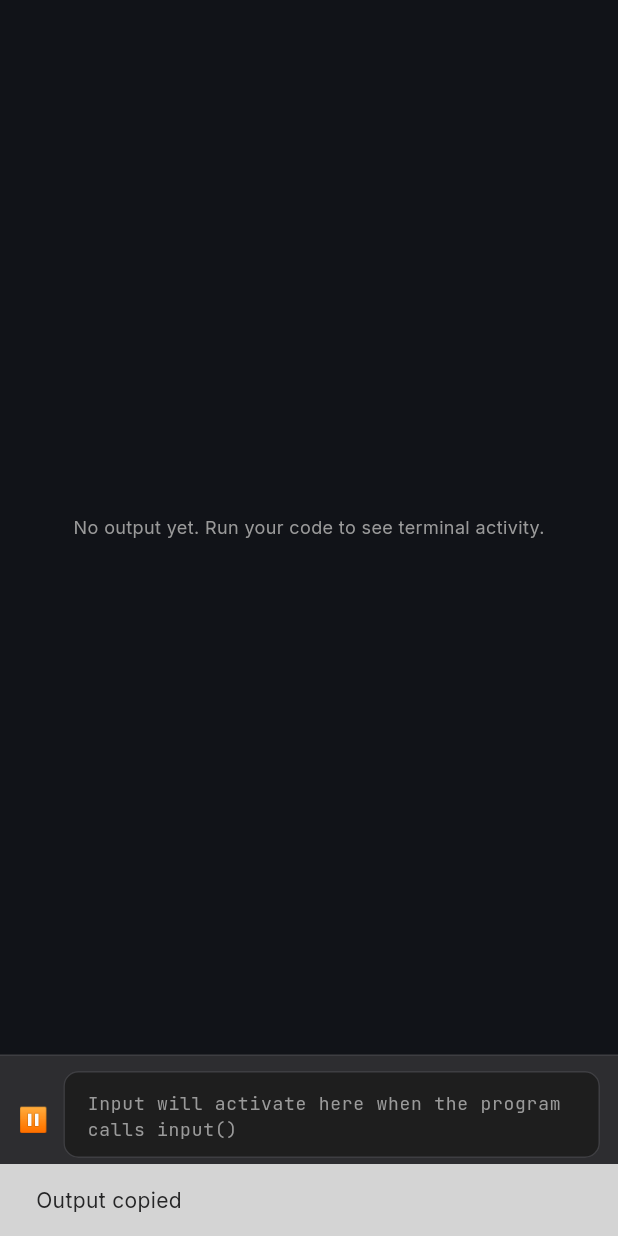
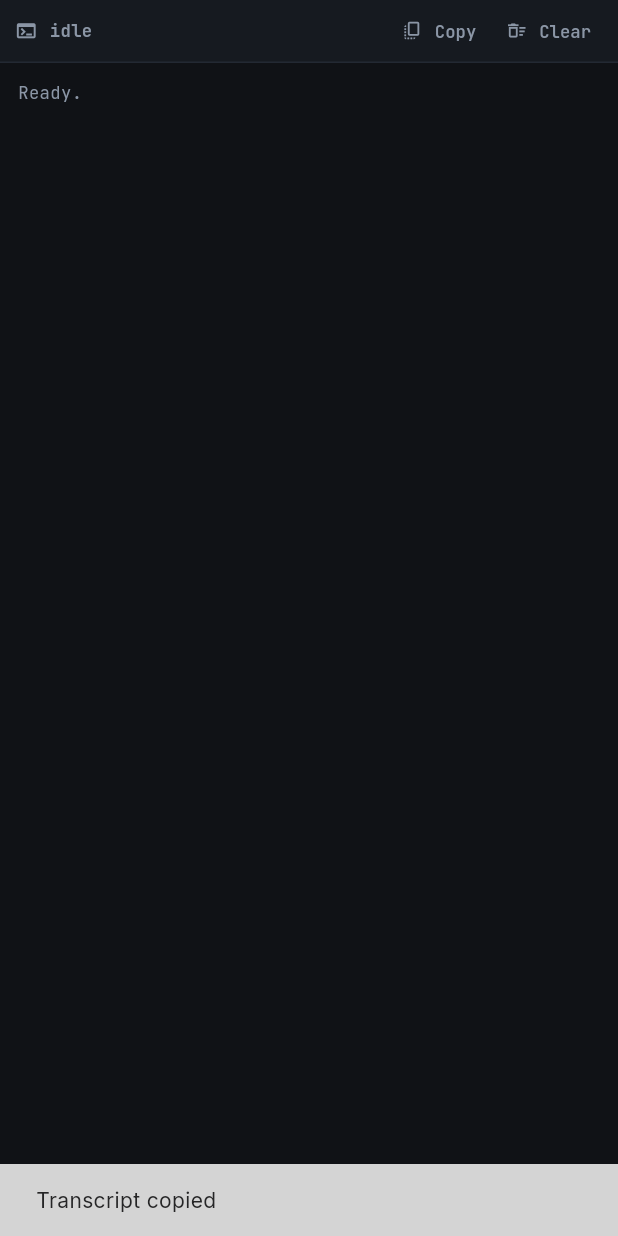
Before and after one commit to gengadharan4656/python-compiler, a Flutter app: the ConsolePanel widget shown alone on an empty page, opened directly with empty values, after a tap on "Copy", on a phone screen of 412 x 824 dp. Run offline on Flutter 3.47's test engine with Material 3 defaults, Android fonts, the phone set to English and light mode, and no system bars; our stand-ins replace flutter_riverpod, google_fonts, hive, hive_flutter; accounts and stored records are empty.

Commit message:
Refine mobile terminal console UX

```diff
--- a/lib/app/theme/app_theme.dart
+++ b/lib/app/theme/app_theme.dart
@@ -46,27 +46,30 @@ class AppTheme {
   static Color selectionColor(BuildContext context) => accentBlue.withOpacity(isDark(context) ? 0.35 : 0.22);
 
   static Color terminalBackground(BuildContext context) =>
-      isDark(context) ? const Color(0xFF111318) : const Color(0xFFF8FAFD);
+      isDark(context) ? const Color(0xFF101216) : const Color(0xFFF5F7FB);
 
   static Color terminalSurface(BuildContext context) =>
-      isDark(context) ? darkPanel : lightSurface;
+      isDark(context) ? const Color(0xFF161A20) : const Color(0xFFFDFEFF);
+
+  static Color terminalDivider(BuildContext context) =>
+      isDark(context) ? const Color(0xFF232933) : const Color(0xFFD6DEE8);
 
   static Color terminalText(BuildContext context) => editorText(context);
-  static Color terminalHint(BuildContext context) => editorMutedText(context);
-  static Color terminalPrompt(BuildContext context) => isDark(context) ? accentBlue : const Color(0xFF0B63C9);
-  static Color terminalInput(BuildContext context) => isDark(context) ? const Color(0xFF9CDCFE) : const Color(0xFF0F4C81);
+  static Color terminalHint(BuildContext context) => isDark(context) ? const Color(0xFF8B96A6) : const Color(0xFF526171);
+  static Color terminalPrompt(BuildContext context) => isDark(context) ? const Color(0xFF7CC7FF) : const Color(0xFF005FCC);
+  static Color terminalInput(BuildContext context) => isDark(context) ? const Color(0xFFD4F1FF) : const Color(0xFF0B3A66);
   static Color terminalError(BuildContext context) => isDark(context) ? accentRed : const Color(0xFFB42318);
   static Color terminalSuccess(BuildContext context) => isDark(context) ? accentGreen : const Color(0xFF0C8A5F);
   static Color terminalWarning(BuildContext context) => isDark(context) ? accentYellow : const Color(0xFF9A6700);
 
-  static Color syntaxKeyword(BuildContext context) => isDark(context) ? const Color(0xFFC586C0) : const Color(0xFF7C3AED);
+  static Color syntaxKeyword(BuildContext context) => isDark(context) ? const Color(0xFFC586C0) : const Color(0xFF6D28D9);
   static Color syntaxString(BuildContext context) => isDark(context) ? const Color(0xFFCE9178) : const Color(0xFFB54708);
-  static Color syntaxComment(BuildContext context) => isDark(context) ? const Color(0xFF6A9955) : const Color(0xFF4E7A27);
+  static Color syntaxComment(BuildContext context) => isDark(context) ? const Color(0xFF6A9955) : const Color(0xFF3F6F2A);
   static Color syntaxNumber(BuildContext context) => isDark(context) ? const Color(0xFFB5CEA8) : const Color(0xFF0F766E);
   static Color syntaxOperator(BuildContext context) => isDark(context) ? const Color(0xFFD4D4D4) : const Color(0xFF344054);
-  static Color syntaxFunction(BuildContext context) => isDark(context) ? const Color(0xFFDCDCAA) : const Color(0xFF175CD3);
+  static Color syntaxFunction(BuildContext context) => isDark(context) ? const Color(0xFFDCDCAA) : const Color(0xFF0057B8);
   static Color syntaxClass(BuildContext context) => isDark(context) ? const Color(0xFF4EC9B0) : const Color(0xFF047857);
-  static Color syntaxVariable(BuildContext context) => isDark(context) ? const Color(0xFF9CDCFE) : const Color(0xFF0F4C81);
+  static Color syntaxVariable(BuildContext context) => isDark(context) ? const Color(0xFF9CDCFE) : const Color(0xFF0B3A66);
   static Color syntaxDecorator(BuildContext context) => isDark(context) ? const Color(0xFFFFC66D) : const Color(0xFF9E4A03);
   static Color syntaxBuiltin(BuildContext context) => isDark(context) ? const Color(0xFF569CD6) : const Color(0xFF1D4ED8);
   static Color syntaxModule(BuildContext context) => isDark(context) ? const Color(0xFF4FC1FF) : const Color(0xFF155EEF);
--- a/lib/features/editor/presentation/widgets/console_panel.dart
+++ b/lib/features/editor/presentation/widgets/console_panel.dart
@@ -28,14 +28,18 @@ class _ConsolePanelState extends ConsumerState<ConsolePanel> {
     super.dispose();
   }
 
-  void _scrollToBottom() {
+  void _scrollToBottom({bool animated = true}) {
     WidgetsBinding.instance.addPostFrameCallback((_) {
-      if (_scrollController.hasClients) {
+      if (!_scrollController.hasClients) return;
+      final offset = _scrollController.position.maxScrollExtent;
+      if (animated) {
         _scrollController.animateTo(
-          _scrollController.position.maxScrollExtent,
-          duration: const Duration(milliseconds: 180),
+          offset,
+          duration: const Duration(milliseconds: 150),
           curve: Curves.easeOut,
         );
+      } else {
+        _scrollController.jumpTo(offset);
       }
     });
   }
@@ -52,10 +56,15 @@ class _ConsolePanelState extends ConsumerState<ConsolePanel> {
       );
     }
 
-    if (execution.outputEntries.isNotEmpty) _scrollToBottom();
+    if (execution.outputEntries.isNotEmpty || execution.isWaitingForInput) {
+      _scrollToBottom(animated: execution.outputEntries.length > 1);
+    }
+
     if (execution.isWaitingForInput) {
       WidgetsBinding.instance.addPostFrameCallback((_) {
-        if (mounted) _inputFocusNode.requestFocus();
+        if (!mounted) return;
+        _inputFocusNode.requestFocus();
+        _scrollToBottom(animated: false);
       });
     }
 
@@ -63,106 +72,60 @@ class _ConsolePanelState extends ConsumerState<ConsolePanel> {
       color: AppTheme.terminalBackground(context),
       child: Column(
         children: [
+          _ConsoleToolbar(
+            isRunning: execution.isRunning,
+            isWaitingForInput: execution.isWaitingForInput,
+            onStop: () => ref.read(executionProvider.notifier).stopCode(),
+            onClear: () => ref.read(executionProvider.notifier).clearConsole(),
+            onCopy: () {
+              final text = execution.outputEntries.map((entry) => entry.text).join();
+              Clipboard.setData(ClipboardData(text: text));
+              ScaffoldMessenger.of(context).showSnackBar(
+                const SnackBar(content: Text('Transcript copied'), duration: Duration(seconds: 1)),
+              );
+            },
+          ),
           Expanded(
-            child: execution.outputEntries.isEmpty
-                ? Center(
+            child: ListView(
+              controller: _scrollController,
+              padding: const EdgeInsets.fromLTRB(12, 12, 12, 16),
+              children: [
+                if (execution.outputEntries.isEmpty && !execution.isRunning)
+                  Padding(
+                    padding: const EdgeInsets.only(bottom: 8),
                     child: Text(
-                      'No output yet. Run your code to see terminal activity.',
-                      style: TextStyle(
+                      'Ready.',
+                      style: GoogleFonts.jetBrainsMono(
                         color: AppTheme.terminalHint(context),
-                        fontSize: 12,
-                      ),
-                    ),
-                  )
-                : ListView.builder(
-                    controller: _scrollController,
-                    padding: const EdgeInsets.all(12),
-                    itemCount: execution.outputEntries.length,
-                    itemBuilder: (_, i) => _OutputLine(
-                      entry: execution.outputEntries[i],
-                      fontSize: settings.fontSize * 0.9,
+                        fontSize: settings.fontSize * 0.82,
                       ),
                     ),
                   ),
-          if (execution.isRunning)
-            Container(
-              padding: const EdgeInsets.symmetric(horizontal: 12, vertical: 8),
-              decoration: BoxDecoration(
-                color: AppTheme.terminalSurface(context),
-                border: Border(
-                  top: BorderSide(color: AppTheme.editorBorder(context)),
+                ...execution.outputEntries.map(
+                  (entry) => _OutputLine(
+                    entry: entry,
+                    fontSize: settings.fontSize * 0.92,
                   ),
                 ),
-              child: Row(
-                children: [
-                  Icon(
-                    execution.isWaitingForInput ? Icons.keyboard_alt_outlined : Icons.play_arrow_rounded,
-                    size: 16,
-                    color: execution.isWaitingForInput
-                        ? AppTheme.terminalPrompt(context)
-                        : AppTheme.terminalSuccess(context),
-                  ),
-                  const SizedBox(width: 8),
-                  Expanded(
-                    child: Text(
-                      execution.isWaitingForInput
-                          ? 'Program is waiting for input. Type below and press Enter.'
-                          : 'Program is running. Output streams here live.',
-                      style: TextStyle(
-                        color: execution.isWaitingForInput
-                            ? AppTheme.terminalPrompt(context)
-                            : AppTheme.terminalHint(context),
-                        fontSize: 12,
-                      ),
-                    ),
-                  ),
-                  TextButton.icon(
-                    onPressed: () => ref.read(executionProvider.notifier).stopCode(),
-                    icon: const Icon(Icons.stop, size: 14),
-                    label: const Text('Stop', style: TextStyle(fontSize: 12)),
-                    style: TextButton.styleFrom(
-                      foregroundColor: AppTheme.terminalError(context),
-                    ),
-                  ),
-                ],
-              ),
-            ),
-          _TerminalInputBar(
+                if (execution.isWaitingForInput)
+                  _InlineTerminalInput(
+                    prompt: execution.activePrompt,
                     controller: _inputController,
                     focusNode: _inputFocusNode,
-            waitingForInput: execution.isWaitingForInput,
+                    fontSize: settings.fontSize * 0.92,
                     onChanged: (value) => ref.read(executionProvider.notifier).setTerminalInput(value),
                     onSubmit: (_) => ref.read(executionProvider.notifier).submitTerminalInput(),
+                  )
+                else if (execution.isRunning)
+                  Padding(
+                    padding: const EdgeInsets.only(top: 4),
+                    child: Text(
+                      '…',
+                      style: GoogleFonts.jetBrainsMono(
+                        color: AppTheme.terminalHint(context),
+                        fontSize: settings.fontSize * 0.92,
+                        height: 1.45,
                       ),
-          Container(
-            height: 40,
-            color: AppTheme.editorPanel(context),
-            padding: const EdgeInsets.symmetric(horizontal: 8),
-            child: Row(
-              children: [
-                TextButton.icon(
-                  onPressed: () => ref.read(executionProvider.notifier).clearConsole(),
-                  icon: const Icon(Icons.delete_sweep_outlined, size: 14),
-                  label: const Text('Clear', style: TextStyle(fontSize: 11)),
-                  style: TextButton.styleFrom(
-                    foregroundColor: AppTheme.editorMutedText(context),
-                    padding: const EdgeInsets.symmetric(horizontal: 8),
-                  ),
-                ),
-                const Spacer(),
-                TextButton.icon(
-                  onPressed: () {
-                    final text = execution.outputEntries.map((entry) => entry.text).join('');
-                    Clipboard.setData(ClipboardData(text: text));
-                    ScaffoldMessenger.of(context).showSnackBar(
-                      const SnackBar(content: Text('Output copied'), duration: Duration(seconds: 1)),
-                    );
-                  },
-                  icon: const Icon(Icons.copy_outlined, size: 14),
-                  label: const Text('Copy', style: TextStyle(fontSize: 11)),
-                  style: TextButton.styleFrom(
-                    foregroundColor: AppTheme.editorMutedText(context),
-                    padding: const EdgeInsets.symmetric(horizontal: 8),
                     ),
                   ),
               ],
@@ -174,91 +137,172 @@ class _ConsolePanelState extends ConsumerState<ConsolePanel> {
   }
 }
 
-class _TerminalInputBar extends StatelessWidget {
+class _ConsoleToolbar extends StatelessWidget {
+  final bool isRunning;
+  final bool isWaitingForInput;
+  final VoidCallback onStop;
+  final VoidCallback onClear;
+  final VoidCallback onCopy;
+
+  const _ConsoleToolbar({
+    required this.isRunning,
+    required this.isWaitingForInput,
+    required this.onStop,
+    required this.onClear,
+    required this.onCopy,
+  });
+
+  @override
+  Widget build(BuildContext context) {
+    final statusLabel = isWaitingForInput
+        ? 'stdin'
+        : isRunning
+            ? 'running'
+            : 'idle';
+    final statusColor = isWaitingForInput
+        ? AppTheme.terminalPrompt(context)
+        : isRunning
+            ? AppTheme.terminalSuccess(context)
+            : AppTheme.terminalHint(context);
+
+    return Container(
+      height: 42,
+      padding: const EdgeInsets.symmetric(horizontal: 10),
+      decoration: BoxDecoration(
+        color: AppTheme.terminalSurface(context),
+        border: Border(
+          bottom: BorderSide(color: AppTheme.terminalDivider(context)),
+        ),
+      ),
+      child: Row(
+        children: [
+          Icon(Icons.terminal, size: 15, color: AppTheme.terminalHint(context)),
+          const SizedBox(width: 8),
+          Text(
+            statusLabel,
+            style: GoogleFonts.jetBrainsMono(
+              color: statusColor,
+              fontSize: 11.5,
+              fontWeight: FontWeight.w700,
+            ),
+          ),
+          const Spacer(),
+          _ToolbarButton(
+            icon: Icons.copy_all_outlined,
+            label: 'Copy',
+            onPressed: onCopy,
+          ),
+          const SizedBox(width: 4),
+          _ToolbarButton(
+            icon: Icons.delete_sweep_outlined,
+            label: 'Clear',
+            onPressed: onClear,
+          ),
+          if (isRunning) ...[
+            const SizedBox(width: 4),
+            _ToolbarButton(
+              icon: Icons.stop_circle_outlined,
+              label: 'Stop',
+              color: AppTheme.terminalError(context),
+              onPressed: onStop,
+            ),
+          ],
+        ],
+      ),
+    );
+  }
+}
+
+class _ToolbarButton extends StatelessWidget {
+  final IconData icon;
+  final String label;
+  final Color? color;
+  final VoidCallback onPressed;
+
+  const _ToolbarButton({
+    required this.icon,
+    required this.label,
+    this.color,
+    required this.onPressed,
+  });
+
+  @override
+  Widget build(BuildContext context) {
+    final foreground = color ?? AppTheme.terminalHint(context);
+    return TextButton.icon(
+      onPressed: onPressed,
+      icon: Icon(icon, size: 14),
+      label: Text(label),
+      style: TextButton.styleFrom(
+        foregroundColor: foreground,
+        visualDensity: VisualDensity.compact,
+        padding: const EdgeInsets.symmetric(horizontal: 8, vertical: 6),
+        textStyle: GoogleFonts.jetBrainsMono(fontSize: 11.5, fontWeight: FontWeight.w600),
+      ),
+    );
+  }
+}
+
+class _InlineTerminalInput extends StatelessWidget {
+  final String prompt;
   final TextEditingController controller;
   final FocusNode focusNode;
-  final bool waitingForInput;
+  final double fontSize;
   final ValueChanged<String> onChanged;
   final ValueChanged<String> onSubmit;
 
-  const _TerminalInputBar({
+  const _InlineTerminalInput({
+    required this.prompt,
     required this.controller,
     required this.focusNode,
-    required this.waitingForInput,
+    required this.fontSize,
     required this.onChanged,
     required this.onSubmit,
   });
 
   @override
   Widget build(BuildContext context) {
-    return Container(
-      padding: const EdgeInsets.fromLTRB(12, 10, 12, 12),
-      decoration: BoxDecoration(
-        color: AppTheme.terminalSurface(context),
-        border: Border(top: BorderSide(color: AppTheme.editorBorder(context))),
-      ),
+    final style = GoogleFonts.jetBrainsMono(
+      color: AppTheme.terminalInput(context),
+      fontSize: fontSize,
+      height: 1.45,
+    );
+
+    return Padding(
+      padding: const EdgeInsets.only(top: 2),
       child: Row(
-        crossAxisAlignment: CrossAxisAlignment.end,
+        crossAxisAlignment: CrossAxisAlignment.start,
         children: [
-          Padding(
-            padding: const EdgeInsets.only(bottom: 14),
+          if (prompt.isNotEmpty)
+            Flexible(
               child: Text(
-              waitingForInput ? '›' : '⏸',
+                prompt,
                 style: GoogleFonts.jetBrainsMono(
-                color: waitingForInput
-                    ? AppTheme.terminalPrompt(context)
-                    : AppTheme.terminalHint(context),
-                fontWeight: FontWeight.w700,
-                fontSize: 16,
+                  color: AppTheme.terminalPrompt(context),
+                  fontSize: fontSize,
+                  height: 1.45,
                 ),
               ),
             ),
-          const SizedBox(width: 10),
           Expanded(
             child: TextField(
               controller: controller,
               focusNode: focusNode,
-              enabled: waitingForInput,
               minLines: 1,
-              maxLines: 3,
+              maxLines: 1,
               onChanged: onChanged,
               onSubmitted: onSubmit,
-              style: GoogleFonts.jetBrainsMono(
-                color: waitingForInput
-                    ? AppTheme.terminalInput(context)
-                    : AppTheme.terminalHint(context),
-                fontSize: 13,
-                height: 1.4,
-              ),
+              style: style,
               cursorColor: AppTheme.cursorColor(context),
+              autocorrect: false,
+              enableSuggestions: false,
+              keyboardType: TextInputType.text,
+              textInputAction: TextInputAction.done,
               decoration: InputDecoration(
-                isDense: true,
-                filled: true,
-                fillColor: AppTheme.editorBackground(context),
-                hintText: waitingForInput
-                    ? 'Enter one line of input and press Enter'
-                    : 'Input will activate here when the program calls input()',
-                hintStyle: GoogleFonts.jetBrainsMono(
-                  color: AppTheme.terminalHint(context),
-                  fontSize: 12,
-                ),
-                contentPadding: const EdgeInsets.symmetric(horizontal: 12, vertical: 12),
-                border: OutlineInputBorder(
-                  borderRadius: BorderRadius.circular(10),
-                  borderSide: BorderSide(color: AppTheme.editorBorder(context)),
-                ),
-                enabledBorder: OutlineInputBorder(
-                  borderRadius: BorderRadius.circular(10),
-                  borderSide: BorderSide(color: AppTheme.editorBorder(context)),
-                ),
-                disabledBorder: OutlineInputBorder(
-                  borderRadius: BorderRadius.circular(10),
-                  borderSide: BorderSide(color: AppTheme.editorBorder(context)),
-                ),
-                focusedBorder: OutlineInputBorder(
-                  borderRadius: BorderRadius.circular(10),
-                  borderSide: BorderSide(color: AppTheme.terminalPrompt(context)),
-                ),
+                isCollapsed: true,
+                border: InputBorder.none,
+                hintText: prompt.isEmpty ? 'input' : null,
+                hintStyle: style.copyWith(color: AppTheme.terminalHint(context)),
               ),
             ),
           ),
@@ -275,12 +319,12 @@ class _OutputLine extends StatelessWidget {
 
   @override
   Widget build(BuildContext context) {
-    return Text(
+    return SelectableText(
       entry.text,
       style: GoogleFonts.jetBrainsMono(
         fontSize: fontSize,
         color: _resolveColor(context),
-        height: 1.5,
+        height: 1.45,
       ),
     );
   }
@@ -288,9 +332,9 @@ class _OutputLine extends StatelessWidget {
   Color _resolveColor(BuildContext context) {
     return switch (entry.type) {
       ConsoleEntryType.stderr => AppTheme.terminalError(context),
-      ConsoleEntryType.system => entry.text.startsWith('✓') || entry.text.contains('Completed')
+      ConsoleEntryType.system => entry.text.contains('[exit 0')
           ? AppTheme.terminalSuccess(context)
-          : entry.text.startsWith('⚠') || entry.text.startsWith('⏱')
+          : entry.text.contains('[timeout') || entry.text.contains('[stopped]')
               ? AppTheme.terminalWarning(context)
               : AppTheme.terminalPrompt(context),
       ConsoleEntryType.prompt => AppTheme.terminalPrompt(context),
```
Also changed, not shown: lib/features/editor/presentation/editor_screen.dart (+5 -5 lines), lib/features/editor/presentation/widgets/python_syntax_highlighter.dart (+23 -11 lines), lib/features/execution/presentation/execution_provider.dart (+8 -6 lines), 1 other file. Lines whose indentation alone changed are shown as unchanged.
